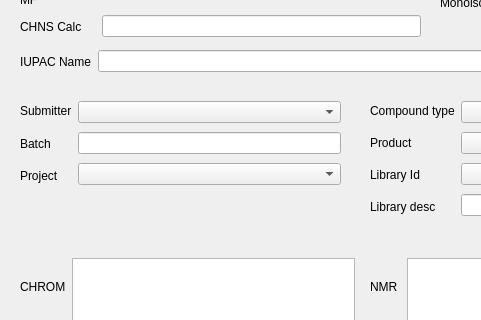
The window that chemReg/regchem.ui (dahlbma/scarab_tornado) describes before a commit, drawn with Qt 5; both pictures show x 0 to 481 and y 122 to 442 of the 1200 by 800 pixel window.
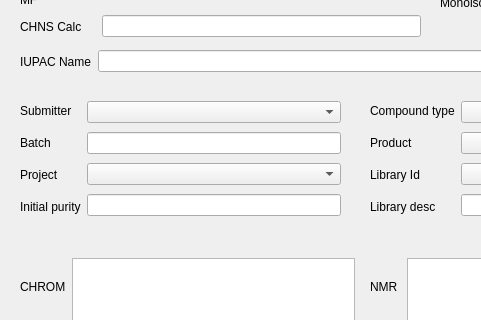
The same window after the commit.

```diff
--- a/chemReg/regchem.ui
+++ b/chemReg/regchem.ui
@@ -263,7 +263,7 @@
       <x>20</x>
       <y>220</y>
       <width>321</width>
-      <height>91</height>
+      <height>122</height>
      </rect>
     </property>
     <layout class="QHBoxLayout" name="horizontalLayout_2">
@@ -290,6 +290,13 @@
          </property>
         </widget>
        </item>
+       <item>
+        <widget class="QLabel" name="label_5">
+         <property name="text">
+          <string>Initial purity</string>
+         </property>
+        </widget>
+       </item>
       </layout>
      </item>
      <item>
@@ -303,6 +310,9 @@
        <item>
         <widget class="QComboBox" name="project_cb"/>
        </item>
+       <item>
+        <widget class="QLineEdit" name="purity_eb"/>
+       </item>
       </layout>
      </item>
     </layout>
```
